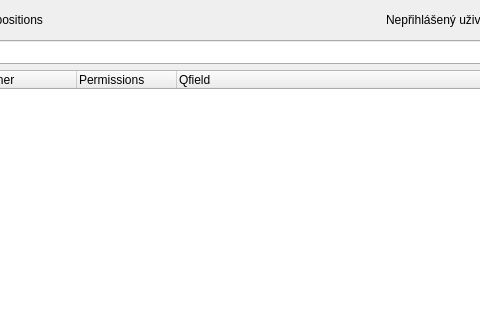
LESPROJEKT/qgis-layman-plugin, file dlg_addMap.ui: the form before one commit; both pictures show x 144 to 624 and y 0 to 320 of the 900 by 485 pixel window.
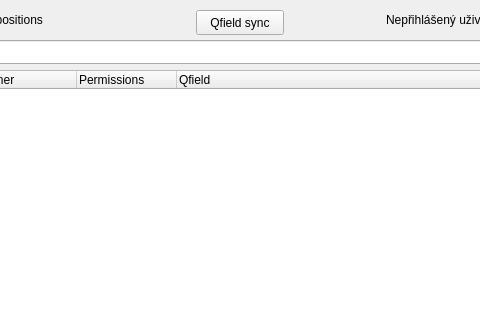
The form after the commit. Icons and pictures are not drawn. Custom widgets are drawn as their Qt base class.

```diff
--- a/dlg_addMap.ui
+++ b/dlg_addMap.ui
@@ -461,6 +461,19 @@
       <string>Show only my compositions</string>
      </property>
     </widget>
+    <widget class="QPushButton" name="pushButton_qfieldSync">
+     <property name="geometry">
+      <rect>
+       <x>320</x>
+       <y>0</y>
+       <width>88</width>
+       <height>25</height>
+      </rect>
+     </property>
+     <property name="text">
+      <string>Qfield sync</string>
+     </property>
+    </widget>
    </widget>
   </widget>
  </widget>
```
